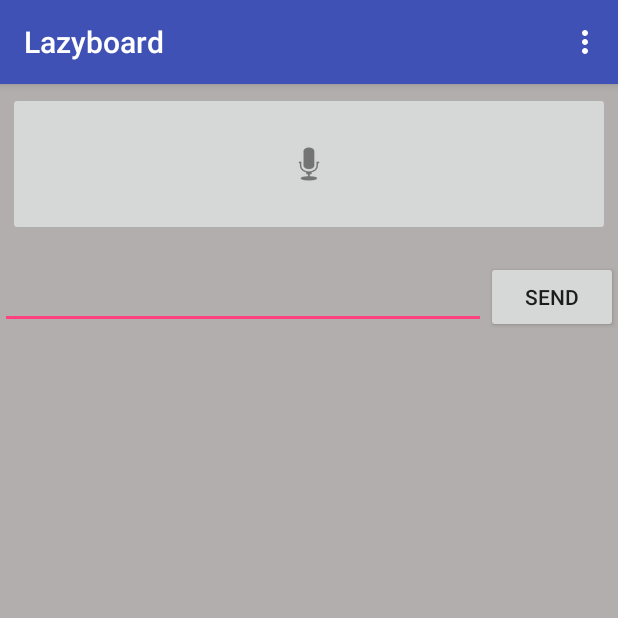
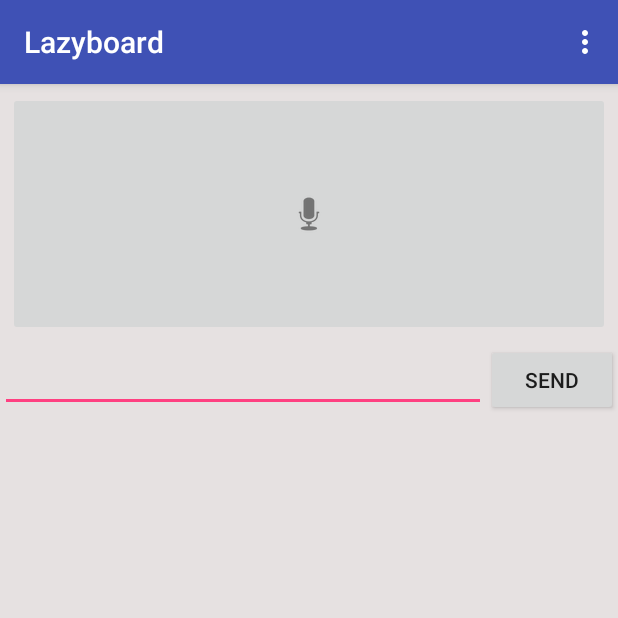
Before and after one commit to ofaucoz/lazyboard, an Android app: the screen it shows after launch (MainActivity), on a phone screen of 412 x 824 dp, the top half of it. Run offline under Robolectric (Android 15) with nearby library versions, the phone set to English and light mode, and no system bars.

Commit message:
fv fragment

```diff
--- a/Client/Lazyboard/app/src/main/java/com/ofaucoz/lazyboard/GenericFragment.java
+++ /dev/null
@@ -1,19 +0,0 @@
-package com.ofaucoz.lazyboard;
-import android.os.Bundle;
-import android.support.v4.app.Fragment;
-import android.view.LayoutInflater;
-import android.view.View;
-import android.view.ViewGroup;
-/*
- *  GenericFragment for the slide views
- */
-public class GenericFragment extends Fragment {
-
-    @Override
-    public View onCreateView(LayoutInflater inflater, ViewGroup container,
-                             Bundle savedInstanceState) {
-        ViewGroup rootView = (ViewGroup) inflater.inflate(R.layout.fragment_scrollview, container, false);
-
-        return rootView;
-    }
-}
--- /dev/null
+++ b/Client/Lazyboard/app/src/main/java/com/ofaucoz/lazyboard/GridCommandFragment.java
@@ -0,0 +1,92 @@
+package com.ofaucoz.lazyboard;
+import android.content.Context;
+import android.os.Bundle;
+import android.support.v4.app.Fragment;
+import android.support.v4.app.FragmentActivity;
+import android.view.LayoutInflater;
+import android.view.View;
+import android.view.ViewGroup;
+import android.widget.AdapterView;
+import android.widget.BaseAdapter;
+import android.widget.GridView;
+import android.widget.ImageView;
+import android.widget.Toast;
+
+/*
+ *  GenericFragment for the slide views
+ */
+public class GridCommandFragment extends Fragment {
+    Integer[] imageIDs = {
+            R.drawable.youtube,
+            R.drawable.youtube,
+            R.drawable.youtube,
+            R.drawable.youtube,
+            R.drawable.youtube,
+            R.drawable.youtube,
+            R.drawable.youtube
+    };
+
+    @Override
+    public View onCreateView(LayoutInflater inflater, ViewGroup container,
+                             Bundle savedInstanceState) {
+        ViewGroup rootView = (ViewGroup) inflater.inflate(R.layout.fragment_grid_command, container, false);
+        final FragmentActivity activity = getActivity();
+
+
+        GridView gridview = (GridView) rootView.findViewById(R.id.grid_command);
+        gridview.setAdapter(new ImageAdapter(activity));
+
+        gridview.setOnItemClickListener(new AdapterView.OnItemClickListener()
+        {
+            public void onItemClick(AdapterView<?> parent,
+                                    View v, int position, long id)
+            {
+                Toast.makeText(activity,
+                        "pic" + (position + 1) + " selected",
+                        Toast.LENGTH_SHORT).show();
+            }
+        });
+
+        return rootView;
+    }
+
+    public class ImageAdapter extends BaseAdapter
+    {
+        private Context context;
+
+        public ImageAdapter(Context c)
+        {
+            context = c;
+        }
+
+        //---returns the number of images---
+        public int getCount() {
+            return imageIDs.length;
+        }
+
+        //---returns the ID of an item---
+        public Object getItem(int position) {
+            return position;
+        }
+
+        public long getItemId(int position) {
+            return position;
+        }
+
+        //---returns an ImageView view---
+        public View getView(int position, View convertView, ViewGroup parent)
+        {
+            ImageView imageView;
+            if (convertView == null) {
+                imageView = new ImageView(context);
+                imageView.setLayoutParams(new GridView.LayoutParams(300, 300));
+                imageView.setScaleType(ImageView.ScaleType.CENTER_CROP);
+                imageView.setPadding(5, 5, 5, 5);
+            } else {
+                imageView = (ImageView) convertView;
+            }
+            imageView.setImageResource(imageIDs[position]);
+            return imageView;
+        }
+    }
+}
--- a/Client/Lazyboard/app/src/main/java/com/ofaucoz/lazyboard/MainActivity.java
+++ b/Client/Lazyboard/app/src/main/java/com/ofaucoz/lazyboard/MainActivity.java
@@ -48,7 +48,7 @@ public class MainActivity extends AppCompatActivity {
                 return new LazyboardFragment();
             } else {
                 //TODO
-                return new GenericFragment();
+                return new GridCommandFragment();
             }
         }
 
--- a/Client/Lazyboard/app/src/main/res/layout/activity_main.xml
+++ b/Client/Lazyboard/app/src/main/res/layout/activity_main.xml
@@ -3,7 +3,7 @@
     android:layout_width="match_parent"
     android:layout_height="match_parent"
     android:orientation="vertical"
-    android:background="#b3aeae"
+    android:background="#e6e1e1"
     android:id="@+id/main_layout">
 
     <View
--- a/Client/Lazyboard/app/src/main/res/layout/fragment_lazyboard.xml
+++ b/Client/Lazyboard/app/src/main/res/layout/fragment_lazyboard.xml
@@ -16,21 +16,20 @@
         <LinearLayout
             android:id="@+id/voice_recog"
             android:layout_width="match_parent"
-            android:layout_height="118dp"
-            android:layout_weight="0.91"
+            android:layout_height="173dp"
             android:orientation="vertical"
             android:weightSum="1">
 
             <ImageButton
                 android:id="@+id/btnSpeak"
                 android:layout_width="fill_parent"
-                android:layout_height="wrap_content"
+                android:layout_height="match_parent"
                 android:layout_margin="5dp"
                 android:layout_marginRight="10dp"
                 android:layout_marginTop="40dp"
-                android:layout_weight="0.8"
                 android:contentDescription="@string/speak"
-                android:src="@android:drawable/ic_btn_speak_now" />
+                android:src="@android:drawable/ic_btn_speak_now"
+                android:layout_weight="3.55" />
 
         </LinearLayout>
 
@@ -67,7 +66,7 @@
             <ListView
                 android:id="@+id/history_list"
                 android:layout_width="match_parent"
-                android:layout_height="match_parent"
+                android:layout_height="191dp"
                 android:divider="#e9e0e0"
                 android:dividerHeight="1dp"
                 android:stackFromBottom="false" />
```
Also changed, not shown: Client/Lazyboard/app/src/main/res/layout/fragment_grid_command.xml (added, +44 -0 lines), Client/Lazyboard/app/src/main/res/layout/fragment_scrollview.xml (deleted, +0 -12 lines), Client/Lazyboard/app/src/main/res/drawable/youtube.png (added).
